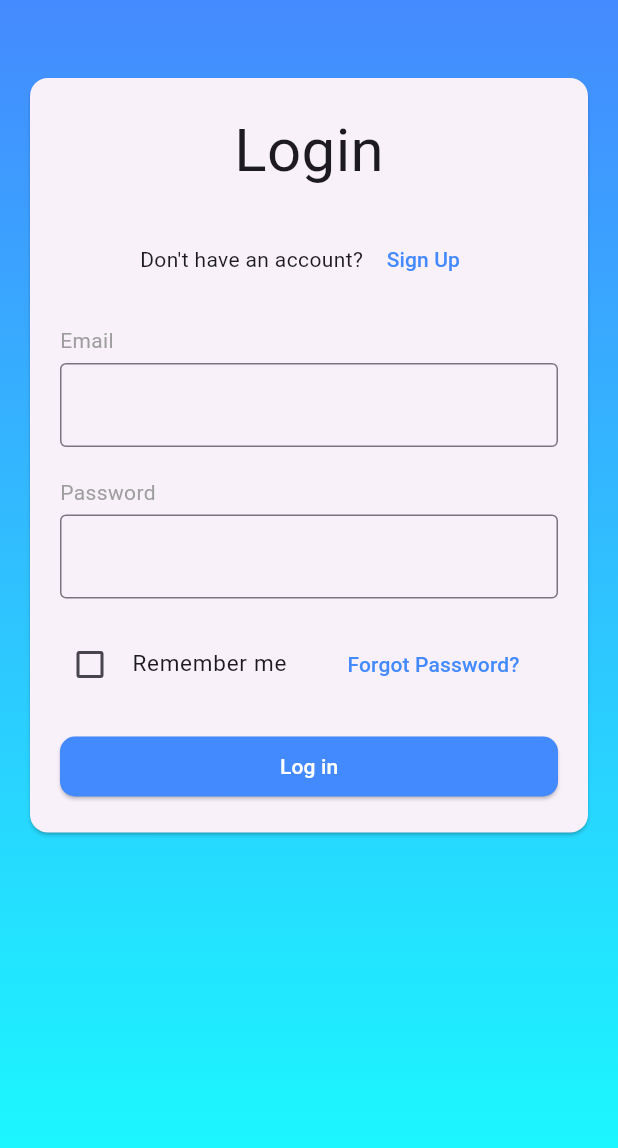
After one commit to dungtoAdr/music_app, a Flutter app: the screen it shows after launch, after a tap on "Login", on a phone screen of 412 x 824 dp. The commit adds this screen. Shown: the top 1148 px of the screen. Run offline on Flutter 3.47's test engine with Material 3 defaults, Android fonts, the phone set to English and light mode, and no system bars; our stand-ins replace audio_video_progress_bar, just_audio, rxdart; network calls fail.

Commit message:
login and sign up

```diff
--- /dev/null
+++ b/lib/ui/form_basic.dart
@@ -0,0 +1,189 @@
+import 'package:flutter/material.dart';
+import 'package:intl/intl.dart';
+import 'package:music_app/ui/home/home.dart';
+import 'package:music_app/ui/login.dart';
+
+class FormBasicDemo extends StatefulWidget {
+  const FormBasicDemo({super.key});
+
+  @override
+  State<FormBasicDemo> createState() => _FormBasicDemoState();
+}
+
+class _FormBasicDemoState extends State<FormBasicDemo> {
+  final _formKey = GlobalKey<FormState>();
+  String? _fullname, _taikhoan, _birthOfDate, _phoneNumber, _pass;
+  final _matKhauController = TextEditingController();
+  final _reMatKhauController = TextEditingController();
+  final _dateofBirthConTroller = TextEditingController();
+  DateTime? _dateOfBirth;
+  late String formattedDate;
+
+  @override
+  Widget build(BuildContext context) {
+    return Container(
+      decoration: const BoxDecoration(
+        gradient: LinearGradient(colors: [Colors.blueAccent,Colors.cyanAccent], begin: Alignment.topLeft, end: Alignment.bottomLeft)
+      ),
+      child: SafeArea(
+        child: Scaffold(
+          backgroundColor: Colors.transparent,
+          body: SingleChildScrollView(
+            padding:  const EdgeInsets.only(left: 16.0,right: 16, top: 48),
+            child: Card(
+              child: Padding(
+                padding: EdgeInsets.all(16.0),
+                child: Column(
+                  mainAxisSize: MainAxisSize.min,
+                  crossAxisAlignment: CrossAxisAlignment.start,
+                  children: [
+                    Text("Sign up", style: TextStyle(fontSize: 30)),
+                    Row(
+                      children: [
+                        Text(
+                          "Already have an account?",
+                          style: TextStyle(color: Colors.grey),
+                        ),
+                        TextButton(
+                          onPressed: () {
+                            Navigator.push(context, MaterialPageRoute(builder: (context) => Login(),));
+                          },
+                          child: Text("Login", style: TextStyle(color: Colors.blue)),
+                        ),
+                      ],
+                    ),
+                    Form(
+                      key: _formKey,
+                      child: Column(
+                        crossAxisAlignment: CrossAxisAlignment.start,
+                        children: [
+                          CustomFormField(label: "Fullname", onSaved: (newValue) {
+                            _fullname = newValue;
+                          }, obscure: false,),
+                          CustomFormField(label: "Email", onSaved: (newValue) {
+                            _taikhoan = newValue;
+                          },obscure: false),
+                          Text("Birth of date", style: const TextStyle(color: Colors.grey)),
+                          SizedBox(height: 5,),
+                          TextFormField(
+                            controller: _dateofBirthConTroller,
+                            decoration: InputDecoration(
+                                border: OutlineInputBorder(),
+                                suffixIcon: Icon(Icons.calendar_today)
+                            ),
+                            readOnly: true,
+                            onTap: () async {
+                              DateTime? pickedDate = await showDatePicker(
+                                  context: context,
+                                  firstDate: DateTime(1900),
+                                  lastDate: DateTime(2026)
+                              );
+                              if(pickedDate!=null){
+                                formattedDate = DateFormat("dd/MM/yyyy").format(pickedDate);
+                                setState(() {
+                                  _dateofBirthConTroller.text = formattedDate;
+                                  _dateOfBirth = pickedDate;
+                                });
+                              }
+                            },
+                            validator: (value){
+                              if(value == null || value.isEmpty){
+                                return 'Please fill out Birth of date';
+                              }
+                              return null;
+                            },
+                          ),
+                          SizedBox(height: 10,),
+
+                          CustomFormField(label: "Phone Number", onSaved: (newValue) {
+                            _phoneNumber = newValue;
+                          },obscure: false),
+                          CustomFormField(label: "Password", onSaved: (newValue) {
+                            _pass = newValue;
+                          },obscure: true),
+                          Row(
+                            children: [
+                              Expanded(
+                                child: ElevatedButton(
+                                  onPressed: () {
+                                    if (_formKey.currentState!.validate()) {
+                                      _formKey.currentState!.save();
+                                      Navigator.pushReplacement(
+                                        context,
+                                        MaterialPageRoute(
+                                          builder:
+                                              (context) => Login(
+                                                tk: _taikhoan.toString(),
+                                                mk: _pass.toString(),
+                                              ),
+                                        ),
+                                      );
+                                      ScaffoldMessenger.of(context).showSnackBar(
+                                        SnackBar(
+                                          content: Text(
+                                            "Xin chaoo $_fullname,$_taikhoan,$_phoneNumber,$formattedDate" ,
+                                          ),
+                                        ),
+                                      );
+                                    }
+                                  },
+                                  style: ElevatedButton.styleFrom(
+                                    backgroundColor: Colors.blueAccent,
+                                    foregroundColor: Colors.white,
+                                    shape: RoundedRectangleBorder(
+                                      borderRadius: BorderRadius.circular(10),
+                                    ),
+                                  ),
+                                  child: Text("Register"),
+                                ),
+                              ),
+                            ],
+                          ),
+                        ],
+                      ),
+                    ),
+                  ],
+                ),
+              ),
+            ),
+          ),
+        ),
+      ),
+    );
+  }
+}
+
+class CustomFormField extends StatelessWidget {
+  final String label;
+  final Function(String?) onSaved;
+  final bool obscure;
+  const CustomFormField({
+    super.key,
+    required this.label,
+    required this.onSaved,
+    required this.obscure
+  });
+
+  @override
+  Widget build(BuildContext context) {
+    return Column(
+      spacing: 5,
+      crossAxisAlignment: CrossAxisAlignment.start,
+      children: [
+        Text(label, style: const TextStyle(color: Colors.grey)),
+        TextFormField(
+          decoration: const InputDecoration(border: OutlineInputBorder()),
+          validator: (value) {
+            if (value == null || value.isEmpty) {
+              return 'Please fill out $label';
+            }
+            return null;
+          },
+          onSaved: onSaved,
+          obscureText: obscure,
+        ),
+        const SizedBox(height: 10),
+      ],
+    );
+  }
+}
--- a/lib/ui/home/home.dart
+++ b/lib/ui/home/home.dart
@@ -2,6 +2,7 @@ import 'package:flutter/cupertino.dart';
 import 'package:flutter/material.dart';
 import 'package:music_app/data/model/song.dart';
 import 'package:music_app/ui/discovery/discovery.dart';
+import 'package:music_app/ui/form_basic.dart';
 import 'package:music_app/ui/home/viewmodel.dart';
 import 'package:music_app/ui/now_playing/audio_player_manager.dart';
 import 'package:music_app/ui/settings/settings.dart';
@@ -20,7 +21,7 @@ class MusicApp extends StatelessWidget {
         colorScheme: ColorScheme.fromSeed(seedColor: Colors.deepPurple),
         useMaterial3: true,
       ),
-      home: const MusicHomePage(),
+      home: const FormBasicDemo(),
       debugShowCheckedModeBanner: false,
     );
   }
--- /dev/null
+++ b/lib/ui/login.dart
@@ -0,0 +1,136 @@
+import 'package:flutter/material.dart';
+import 'package:music_app/ui/form_basic.dart';
+import 'package:music_app/ui/home/home.dart';
+
+class Login extends StatefulWidget {
+  final String? tk,mk;
+  const Login({super.key, this.tk, this.mk});
+
+  @override
+  State<Login> createState() => _LoginState();
+}
+
+class _LoginState extends State<Login> {
+  final _formKey = GlobalKey<FormState>();
+  final taikhoanControl = TextEditingController();
+  final matkhauControl = TextEditingController();
+  bool _isAgreed = false;
+  @override
+  Widget build(BuildContext context) {
+    return Container(
+      decoration: const BoxDecoration(
+          gradient: LinearGradient(colors: [Colors.blueAccent,Colors.cyanAccent], begin: Alignment.topLeft, end: Alignment.bottomLeft)
+      ),
+      child: SafeArea(
+        child: Scaffold(
+          backgroundColor: Colors.transparent,
+          body: SingleChildScrollView(
+            padding:  const EdgeInsets.only(left: 16.0,right: 16, top: 48),
+            child: Form(
+              key: _formKey,
+              child: Column(
+                mainAxisAlignment: MainAxisAlignment.center,
+                children: [
+                  Card(
+                    child: Padding(
+                      padding: EdgeInsets.all(20),
+                      child: Column(
+                        spacing: 20,
+                        children: [
+                          Text("Login",style: TextStyle(
+                            fontSize: 40
+                          ),),
+                          Row(
+                           mainAxisSize: MainAxisSize.min,
+                            children: [
+                              Text("Don't have an account? "),
+                              TextButton(onPressed: (){
+                                Navigator.push(context, MaterialPageRoute(builder: (context) => FormBasicDemo(),));
+                              }, child: Text("Sign Up",style: TextStyle(color: Colors.blueAccent),))
+                            ],
+                          ),
+
+                          CustomField(label: "Email", controller: taikhoanControl, obscure: false),
+                          CustomField(label: "Password", controller: matkhauControl, obscure: true),
+                          Row(
+                            children: [
+                              Expanded(child: CheckboxListTile(
+                                title: Text("Remember me",style: TextStyle(fontSize: 15),),
+                                value: _isAgreed,
+                                onChanged: (value) {
+                                  setState(() {
+                                    _isAgreed = value!;
+                                  });
+                                },
+                                controlAffinity: ListTileControlAffinity.leading,
+                                contentPadding: EdgeInsets.zero,
+                                visualDensity: VisualDensity(horizontal: -4.0, vertical: -4.0),
+
+                              )),
+                                Expanded(child: TextButton(
+                                  onPressed: () {},
+                                  child: Text("Forgot Password?", style: TextStyle(color: Colors.blueAccent)),
+                                ))
+                              ,
+                            ],
+                          ),
+                          Row(
+                            children: [
+                              Expanded(child: ElevatedButton(onPressed: (){
+                                if(_formKey.currentState!.validate()){
+                                  _formKey.currentState!.save();
+                                  if(taikhoanControl.text==widget.tk && matkhauControl.text==widget.mk){
+                                    Navigator.pushReplacement(context, MaterialPageRoute(builder: (context) => MusicHomePage(),));
+                                  } else{
+                                    ScaffoldMessenger.of(context).showSnackBar(
+                                        SnackBar(content: Text("Login faild"), margin: EdgeInsets.only(left: 16,right: 16, bottom: 50), behavior: SnackBarBehavior.floating,backgroundColor: Colors.green, duration: Duration(milliseconds: 1000),)
+                                    );
+                                  }
+                                }
+                              },style: ElevatedButton.styleFrom(shape: RoundedRectangleBorder(borderRadius: BorderRadius.circular(10)),backgroundColor: Colors.blueAccent,foregroundColor: Colors.white), child: Text("Log in")))
+                            ],
+                          ),
+                        ],
+                      ),
+                    ),
+                  )
+                ],
+              ),
+            ),
+          ),
+        ),
+      ),
+    );
+  }
+}
+
+class CustomField extends StatelessWidget {
+  final String label;
+  final TextEditingController controller;
+  final bool obscure;
+  const CustomField({super.key,required this.label, required this.controller, required this.obscure});
+
+  @override
+  Widget build(BuildContext context) {
+    return Column(
+      crossAxisAlignment: CrossAxisAlignment.start,
+      children: [
+        Text(label, style: const TextStyle(color: Colors.grey)),
+        SizedBox(height: 5,),
+        TextFormField(
+          decoration: InputDecoration(
+            border: OutlineInputBorder(),
+          ),
+          controller: controller,
+          validator: (value) {
+            if(value==null || value.isEmpty){
+              return 'Please fill out $label';
+            }
+            return null;
+          },
+          obscureText: obscure,
+        ),
+      ],
+    );
+  }
+}
--- a/pubspec.yaml
+++ b/pubspec.yaml
@@ -38,6 +38,9 @@ dependencies:
   just_audio: ^0.10.0
   rxdart: ^0.28.0
   audio_video_progress_bar: ^2.0.3
+  image_picker: ^1.1.2
+  intl: ^0.20.2
+  path: ^1.9.1
 
 dev_dependencies:
   flutter_test:
```
Also changed, not shown: lib/ui/discovery/discovery.dart (+7 -6 lines), pubspec.lock, 5 other files.
